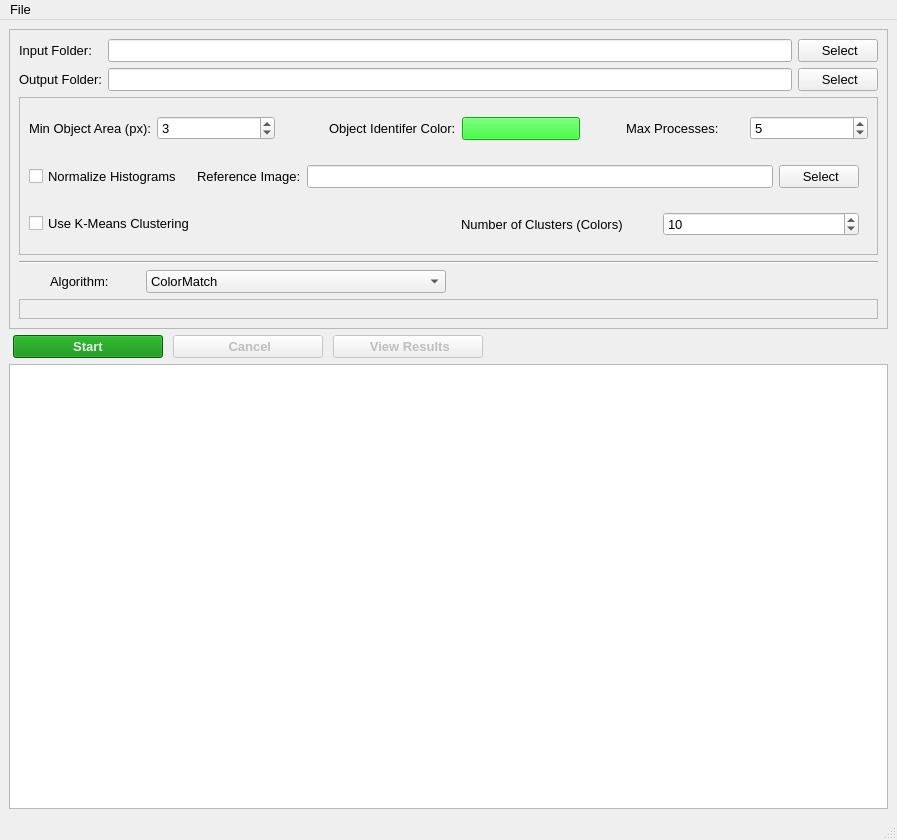
Above: resources/views/MainWindow.ui from crgrove/automated-drone-image-analysis-tool before the change. Below: the same form after it.
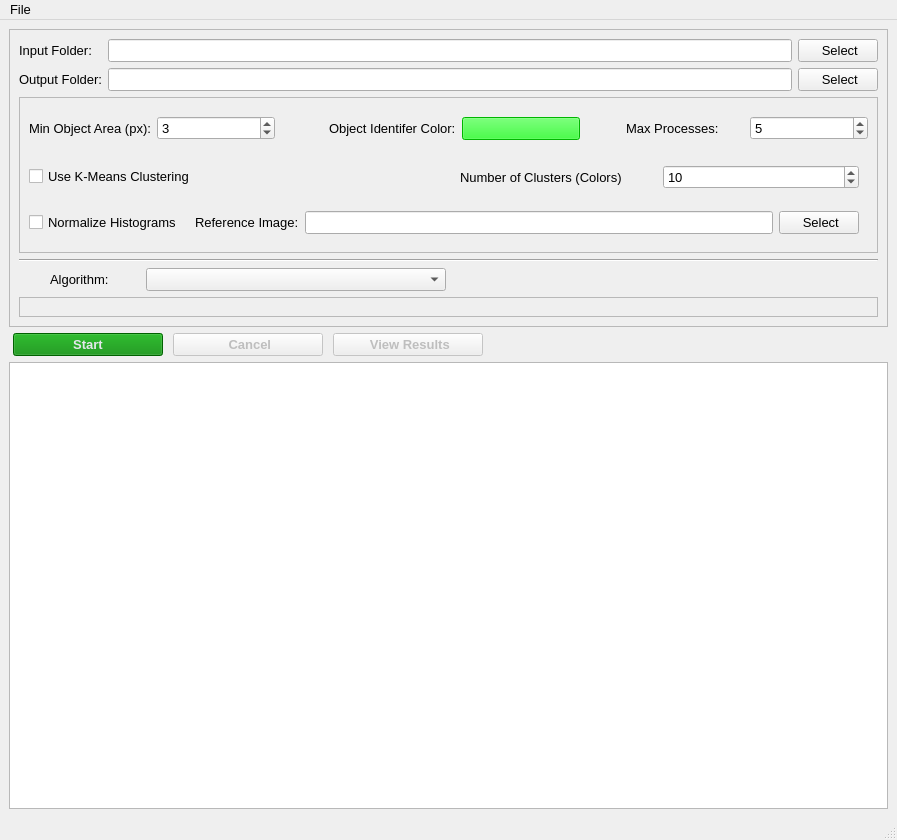
That is the form after the change. Icons and pictures are not drawn.

Commit message: Adding initial support for thermal image analysis

Patch:
```diff
--- a/resources/views/MainWindow.ui
+++ b/resources/views/MainWindow.ui
@@ -222,47 +222,23 @@
            </layout>
           </item>
           <item>
-           <layout class="QHBoxLayout" name="HistogramLayout">
-            <item>
-             <widget class="QCheckBox" name="histogramCheckbox">
-              <property name="text">
-               <string>Normalize Histograms</string>
-              </property>
-             </widget>
-            </item>
-            <item>
-             <widget class="QWidget" name="HistogramImgWidget" native="true">
-              <layout class="QHBoxLayout" name="horizontalLayout_3">
-               <item>
-                <widget class="QLabel" name="histogramReferenceImageLabel">
-                 <property name="text">
-                  <string>Reference Image:</string>
-                 </property>
-                </widget>
-               </item>
-               <item>
-                <widget class="QLineEdit" name="histogramLine">
-                 <property name="readOnly">
-                  <bool>true</bool>
-                 </property>
-                </widget>
-               </item>
-               <item>
-                <widget class="QPushButton" name="histogramButton">
-                 <property name="text">
-                  <string> Select</string>
-                 </property>
-                 <property name="icon">
-                  <iconset resource="../resources.qrc">
-                   <normaloff>:/icons/image.png</normaloff>:/icons/image.png</iconset>
-                 </property>
-                </widget>
-               </item>
-              </layout>
-             </widget>
-            </item>
-           </layout>
-          </item>
+           <widget class="QWidget" name="AdvancedFeaturesWidget" native="true">
+            <layout class="QVBoxLayout" name="verticalLayout">
+             <property name="spacing">
+              <number>4</number>
+             </property>
+             <property name="leftMargin">
+              <number>0</number>
+             </property>
+             <property name="topMargin">
+              <number>0</number>
+             </property>
+             <property name="rightMargin">
+              <number>0</number>
+             </property>
+             <property name="bottomMargin">
+              <number>0</number>
+             </property>
           <item>
            <layout class="QHBoxLayout" name="KMeansLayout">
             <item>
@@ -306,6 +282,51 @@
             </item>
            </layout>
           </item>
+             <item>
+              <layout class="QHBoxLayout" name="HistogramLayout">
+               <item>
+                <widget class="QCheckBox" name="histogramCheckbox">
+                 <property name="text">
+                  <string>Normalize Histograms</string>
+                 </property>
+                </widget>
+               </item>
+               <item>
+                <widget class="QWidget" name="HistogramImgWidget" native="true">
+                 <layout class="QHBoxLayout" name="horizontalLayout_3">
+                  <item>
+                   <widget class="QLabel" name="histogramReferenceImageLabel">
+                    <property name="text">
+                     <string>Reference Image:</string>
+                    </property>
+                   </widget>
+                  </item>
+                  <item>
+                   <widget class="QLineEdit" name="histogramLine">
+                    <property name="readOnly">
+                     <bool>true</bool>
+                    </property>
+                   </widget>
+                  </item>
+                  <item>
+                   <widget class="QPushButton" name="histogramButton">
+                    <property name="text">
+                     <string> Select</string>
+                    </property>
+                    <property name="icon">
+                     <iconset resource="../resources.qrc">
+                      <normaloff>:/icons/image.png</normaloff>:/icons/image.png</iconset>
+                    </property>
+                   </widget>
+                  </item>
+                 </layout>
+                </widget>
+               </item>
+              </layout>
+             </item>
+            </layout>
+           </widget>
+          </item>
          </layout>
         </widget>
        </item>
@@ -345,21 +366,6 @@
              <height>0</height>
             </size>
            </property>
-           <item>
-            <property name="text">
-             <string>ColorMatch</string>
-            </property>
-           </item>
-           <item>
-            <property name="text">
-             <string>MatchedFilter</string>
-            </property>
-           </item>
-           <item>
-            <property name="text">
-             <string>RXAnomaly</string>
-            </property>
-           </item>
           </widget>
          </item>
          <item>
```
Left out of the diff: 4 changed lines with no effect on the pictures. Lines whose indentation alone changed are shown as unchanged. The commit also changes 69 other files.
